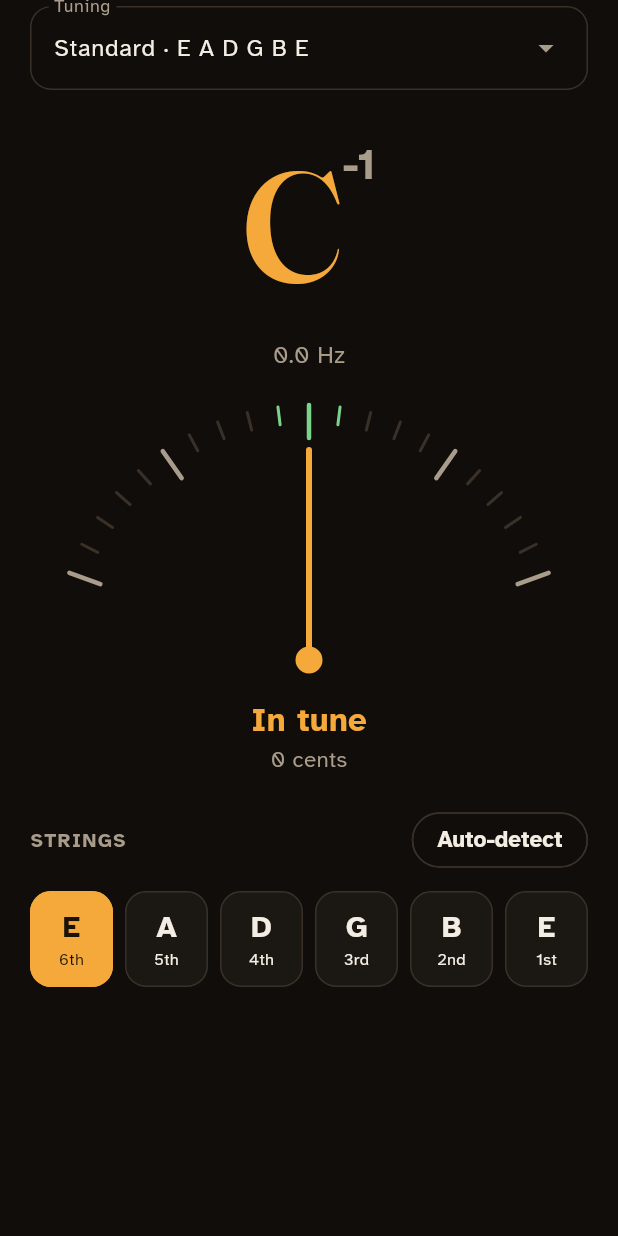
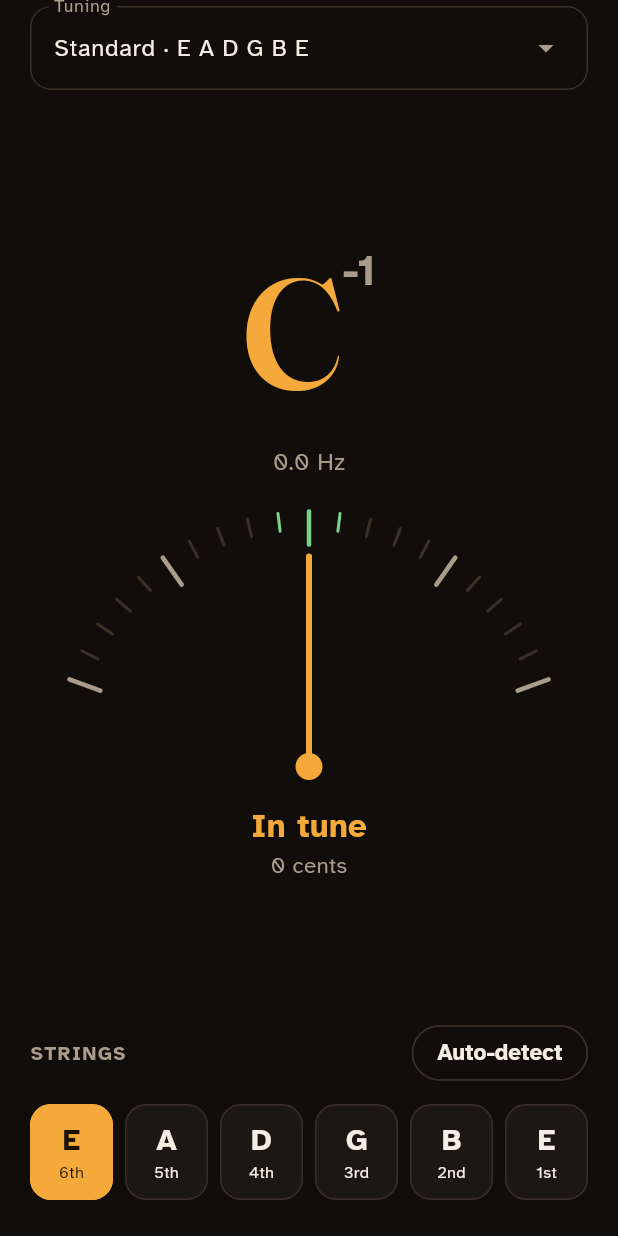
Before and after one commit to Brunux/libre-tab, a Flutter app: the _TunerBody widget shown alone on an empty page, opened directly with empty values, on a phone screen of 412 x 824 dp. Run offline on Flutter 3.47's test engine with Material 3 defaults, Android fonts, the phone set to English and light mode, and no system bars; our stand-ins replace drift, drift_flutter, file_picker, flutter_riverpod, flutter_slidable, go_router and 4 more; missing offline and left inert: record; accounts and stored records are empty; generated files the repository leaves out were written again; project files that could hold a hidden picture were left out.

Commit message:
Tuner: strings and gauge fit together on a 16:9 phone
On a 1080 × 1920 phone the string buttons were below the fold, so the
gauge and the strings couldn't be seen together while tuning. The
strings now sit at the bottom and the note, gauge and status fill the
room above, scaled down when it is short; a very short screen (a phone
on its side) still scrolls.

Co-Authored-By: Claude Opus 5.5 <noreply@anthropic.com>

```diff
--- a/lib/features/tuner/presentation/tuner_screen.dart
+++ b/lib/features/tuner/presentation/tuner_screen.dart
@@ -176,12 +176,8 @@ class _TunerBody extends ConsumerWidget {
         ? ''
         : l10n.centsOff('$sign${rounded.abs()}');
 
-    return ListView(
-      padding: const EdgeInsets.fromLTRB(20, 4, 20, 24),
-      children: [
-        const _TuningMenu(),
-        const SizedBox(height: 16),
-        Semantics(
+    // The note, the gauge and what to do.
+    final readout = Semantics(
       liveRegion: true,
       label: [
         if (target != null) '${target.name}${target.octave}',
@@ -243,7 +239,10 @@ class _TunerBody extends ConsumerWidget {
           ],
         ),
       ),
-        ),
+    );
+
+    // Under it, the strings to tune.
+    final strings = [
       const SizedBox(height: 20),
       Wrap(
         alignment: WrapAlignment.spaceBetween,
@@ -287,7 +286,43 @@ class _TunerBody extends ConsumerWidget {
           ],
         ],
       ),
+    ];
+
+    // The strings stay at the bottom and the readout fills the room above,
+    // shrinking on a short screen (a 16:9 phone) so the strings stay in
+    // view while tuning. Too short even for that (a phone on its side):
+    // scroll.
+    return LayoutBuilder(
+      builder: (context, constraints) {
+        const padding = EdgeInsets.fromLTRB(20, 4, 20, 24);
+        if (constraints.maxHeight < 420) {
+          return ListView(
+            padding: padding,
+            children: [
+              const _TuningMenu(),
+              const SizedBox(height: 16),
+              readout,
+              ...strings,
             ],
+          );
+        }
+        return Padding(
+          padding: padding,
+          child: Column(
+            crossAxisAlignment: CrossAxisAlignment.stretch,
+            children: [
+              const _TuningMenu(),
+              const SizedBox(height: 16),
+              Expanded(
+                child: Center(
+                  child: FittedBox(fit: BoxFit.scaleDown, child: readout),
+                ),
+              ),
+              ...strings,
+            ],
+          ),
+        );
+      },
     );
   }
 }
```
Also changed, not shown: 2 other files. Lines whose indentation alone changed are shown as unchanged.
